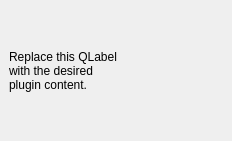
This is ui/secquery_dockwidget_base.ui in srividya-p/SecQuery as Qt 5 draws it before an edit. The edited form follows.
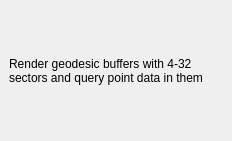
This is the edited form.

Commit message: Added QLabel string for dock widget ui

```diff
--- a/ui/secquery_dockwidget_base.ui
+++ b/ui/secquery_dockwidget_base.ui
@@ -18,9 +18,8 @@
     <item row="0" column="0">
      <widget class="QLabel" name="label">
       <property name="text">
-       <string>Replace this QLabel
-with the desired
-plugin content.</string>
+       <string>Render geodesic buffers with 4-32 
+sectors and query point data in them</string>
       </property>
      </widget>
     </item>
```
